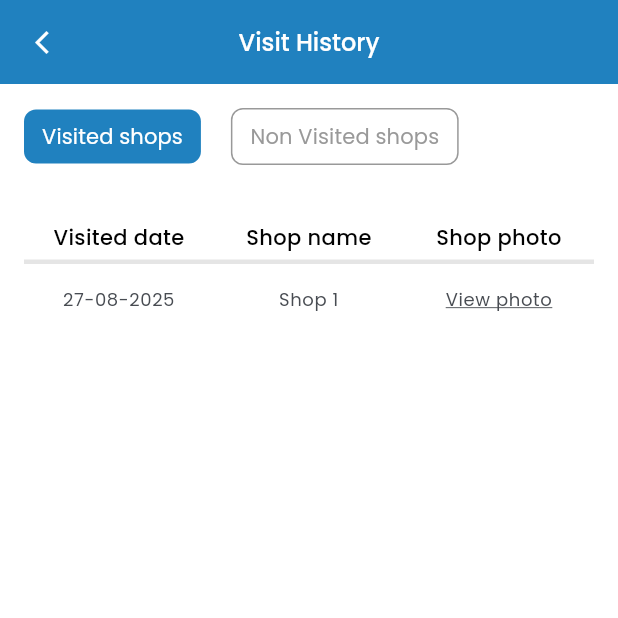
After one commit to smokinthunder/sales_manager, a Flutter app: the ViewExecutiveHistory screen opened by its route, on a phone screen of 412 x 824 dp, the top half of it. The commit adds this screen. Run offline on Flutter 3.47's test engine with Material 3 defaults, Android fonts, the phone set to English and light mode, and no system bars; our stand-ins replace another_flushbar, fl_chart, flutter_riverpod, go_router, google_fonts, riverpod_annotation; accounts and stored records are empty; generated files the repository leaves out were written again.

Commit message:
visist history screen done

```diff
--- a/frontend/lib/routing/go_routes.dart
+++ b/frontend/lib/routing/go_routes.dart
@@ -11,6 +11,7 @@ import 'package:sales_manager/ui/home/not_visiting.dart';
 import 'package:sales_manager/ui/home/shop_details.dart';
 import 'package:sales_manager/ui/home/top_customers.dart';
 import 'package:sales_manager/ui/home/add_shop/wait_for_approval.dart';
+import 'package:sales_manager/ui/home/view_history.dart';
 import 'package:sales_manager/ui/outstanding/outstanding.dart';
 import 'package:sales_manager/ui/profile/profile.dart';
 
@@ -69,5 +70,9 @@ abstract class ExecutiveRoutes {
       path: RoutePaths.addShopSuccess,
       builder: (context, state) => const SuccessScreen(),
     ),
+    GoRoute(
+      path: RoutePaths.viewExecutiveHistory,
+      builder: (c, s) => const ViewExecutiveHistory(),
+    ),
   ];
 }
--- a/frontend/lib/routing/route_paths.dart
+++ b/frontend/lib/routing/route_paths.dart
@@ -17,4 +17,5 @@ abstract class RoutePaths {
   static const executiveShopDetails = '/executive/shop_details';
   static const consolidatedOrExecutiveAnalytics = '/analytics/consolidated';
   static const shopAnalytics = '/analytics/shop';
+  static const viewExecutiveHistory = '/view_executive_history';
 }
--- a/frontend/lib/routing/router.dart
+++ b/frontend/lib/routing/router.dart
@@ -5,15 +5,15 @@ import 'package:sales_manager/routing/go_routes.dart';
 import 'package:sales_manager/routing/route_paths.dart';
 import 'package:sales_manager/ui/auth/login_screen.dart';
 import 'package:sales_manager/ui/auth/otp_screen.dart';
-import 'package:sales_manager/ui/common/widgets/scaffold.dart';
-import 'package:sales_manager/ui/common/screens/loading_screen.dart';
+import 'package:sales_manager/ui/widgets/scaffold.dart';
+import 'package:sales_manager/ui/loading_screen.dart';
 
 final routerProvider = Provider<GoRouter>((ref) {
   // final user = ref.watch(authStreamProvider).valueOrNull;
   final user = ref.watch(currentUserNotifierProvider);
 
   return GoRouter(
-    initialLocation: RoutePaths.login,
+    initialLocation: RoutePaths.loading,
     routes: [
       loadinRoute,
       loginRoute,
@@ -39,6 +39,10 @@ final routerProvider = Provider<GoRouter>((ref) {
       // 1. User not logged in → force login unless already at login/otp
       if (user == null) {
         return isLoggingIn ? null : RoutePaths.login;
+      }
+
+      if (state.matchedLocation == RoutePaths.loading) {
+        return RoutePaths.home;
       }
 
       if (isLoggingIn) {
--- a/frontend/lib/ui/analytics/cosol_exec_analytics.dart
+++ b/frontend/lib/ui/analytics/cosol_exec_analytics.dart
@@ -6,7 +6,7 @@ import 'package:sales_manager/domain/models/user/user.dart';
 import 'package:sales_manager/ui/analytics/widgets/best_selling_product.dart';
 import 'package:sales_manager/ui/analytics/widgets/sales_report.dart';
 import 'package:sales_manager/ui/analytics/widgets/switch_row.dart';
-import 'package:sales_manager/ui/common/widgets/drop_down_menu.dart';
+import 'package:sales_manager/ui/widgets/drop_down_menu.dart';
 
 class ConsolidatedAnalyticsScreen extends ConsumerStatefulWidget {
   const ConsolidatedAnalyticsScreen({super.key});
--- a/frontend/lib/ui/analytics/individual_analytics.dart
+++ b/frontend/lib/ui/analytics/individual_analytics.dart
@@ -2,7 +2,7 @@ import 'package:fl_chart/fl_chart.dart';
 import 'package:flutter/cupertino.dart';
 import 'package:flutter/material.dart';
 import 'package:go_router/go_router.dart';
-import 'package:sales_manager/ui/common/widgets/drop_down_menu.dart';
+import 'package:sales_manager/ui/widgets/drop_down_menu.dart';
 import 'package:sales_manager/ui/core/theme.dart';
 import 'package:sales_manager/ui/analytics/widgets/best_selling_product.dart';
 import 'package:sales_manager/ui/analytics/widgets/sales_report.dart';
--- a/frontend/lib/ui/home/home_screens/area_manager_home.dart
+++ b/frontend/lib/ui/home/home_screens/area_manager_home.dart
@@ -4,7 +4,7 @@ import 'package:go_router/go_router.dart';
 import 'package:intl/intl.dart';
 import 'package:sales_manager/config/providers/login_message_provider.dart';
 import 'package:sales_manager/routing/route_paths.dart';
-import 'package:sales_manager/ui/common/widgets/drop_down_menu.dart';
+import 'package:sales_manager/ui/widgets/drop_down_menu.dart';
 import 'package:sales_manager/utils/show_snackbar.dart';
 
 class AreaManagerHome extends ConsumerStatefulWidget {
@@ -251,6 +251,7 @@ class TrackingData extends StatelessWidget {
               tapTargetSize: MaterialTapTargetSize.shrinkWrap,
             ),
             onPressed: () {
+              context.push(RoutePaths.viewExecutiveHistory);
               //TODO
             },
             child: Text(
--- /dev/null
+++ b/frontend/lib/ui/home/view_history.dart
@@ -0,0 +1,200 @@
+import 'package:flutter/material.dart';
+import 'package:go_router/go_router.dart';
+import 'package:intl/intl.dart';
+
+class ViewExecutiveHistory extends StatefulWidget {
+  const ViewExecutiveHistory({super.key});
+
+  @override
+  State<ViewExecutiveHistory> createState() => _ViewExecutiveHistoryState();
+}
+
+class _ViewExecutiveHistoryState extends State<ViewExecutiveHistory> {
+  SelectedView selectedView = SelectedView.visited;
+  @override
+  Widget build(BuildContext context) {
+    final TextTheme textTheme = Theme.of(context).textTheme;
+    final ColorScheme colorScheme = Theme.of(context).colorScheme;
+    return Scaffold(
+      appBar: AppBar(
+        title: Text("Visit History"),
+        leading: IconButton(
+          icon: const Icon(Icons.arrow_back_ios_new),
+          onPressed: () {
+            context.pop();
+          },
+        ),
+        centerTitle: true,
+      ),
+      body: SafeArea(
+        child: SingleChildScrollView(
+          padding: const EdgeInsets.all(16),
+          child: Column(
+            children: [
+              Row(
+                spacing: 20,
+                children: [
+                  _invertingButton(
+                    colorScheme,
+                    textTheme,
+                    selectedView == SelectedView.visited,
+                    "Visited shops",
+                    () {
+                      setState(() {
+                        selectedView = SelectedView.visited;
+                      });
+                    },
+                  ),
+                  _invertingButton(
+                    colorScheme,
+                    textTheme,
+                    selectedView == SelectedView.nonVisited,
+                    "Non Visited shops",
+                    () {
+                      setState(() {
+                        selectedView = SelectedView.nonVisited;
+                      });
+                    },
+                  ),
+                ],
+              ),
+              SizedBox(height: 30),
+              Table(
+                children: [
+                  TableRow(
+                    decoration: BoxDecoration(
+                      border: Border(
+                        bottom: BorderSide(
+                          color: colorScheme.tertiary.withAlpha(64),
+                          width: 3,
+                        ),
+                      ),
+                    ),
+                    children: [
+                      _buildTitle(
+                        textTheme,
+                        colorScheme,
+                        (selectedView == SelectedView.nonVisited)
+                            ? "Assigned date"
+                            : "Visited date",
+                      ),
+                      _buildTitle(textTheme, colorScheme, "Shop name"),
+                      _buildTitle(textTheme, colorScheme, "Shop photo"),
+                    ],
+                  ),
+                  _buildDataRow(
+                    textTheme,
+                    colorScheme,
+                    DateTime.now(),
+                    "Shop 1",
+                    "https://picsum.photos/200",
+                  ),
+                ],
+              ),
+            ],
+          ),
+        ),
+      ),
+    );
+  }
+
+  TableRow _buildDataRow(
+    TextTheme textTheme,
+    ColorScheme colorScheme,
+    DateTime date,
+    String shopName,
+    String photoUrl,
+  ) {
+    return TableRow(
+      children: [
+        Padding(
+          padding: const EdgeInsets.all(16.0),
+          child: Text(
+            DateFormat('dd-MM-yyyy').format(date),
+            style: textTheme.bodySmall,
+            textAlign: TextAlign.center,
+          ),
+        ),
+        Padding(
+          padding: const EdgeInsets.all(16.0),
+
+          child: Text(
+            shopName,
+            style: textTheme.bodySmall,
+            textAlign: TextAlign.center,
+          ),
+        ),
+        Padding(
+          padding: const EdgeInsets.all(16.0),
+          child: TextButton(
+            style: TextButton.styleFrom(
+              padding: EdgeInsets.zero,
+              minimumSize: Size(0, 0),
+              tapTargetSize: MaterialTapTargetSize.shrinkWrap,
+            ),
+            onPressed: selectedView == SelectedView.visited
+                ? () {
+                    //TODO: handle url
+                  }
+                : null,
+            child: Text(
+              "View photo",
+              style: textTheme.bodySmall?.copyWith(
+                decoration: TextDecoration.underline,
+                color: selectedView == SelectedView.visited
+                    ? colorScheme.onSurface
+                    : colorScheme.tertiary,
+              ),
+              textAlign: TextAlign.center,
+            ),
+          ),
+        ),
+      ],
+    );
+  }
+
+  Padding _buildTitle(
+    TextTheme textTheme,
+    ColorScheme colorScheme,
+    String title,
+  ) {
+    return Padding(
+      padding: const EdgeInsets.all(8.0),
+      child: Text(
+        title,
+        style: textTheme.bodyMedium?.copyWith(color: colorScheme.onSecondary),
+        textAlign: TextAlign.center,
+      ),
+    );
+  }
+
+  InkWell _invertingButton(
+    ColorScheme colorScheme,
+    TextTheme textTheme,
+    bool selected,
+    String title,
+    void Function()? onTap,
+  ) {
+    return InkWell(
+      onTap: onTap,
+      child: Container(
+        decoration: BoxDecoration(
+          color: selected ? colorScheme.primary : colorScheme.onPrimary,
+          borderRadius: BorderRadius.circular(8),
+          border: selected ? null : Border.all(color: colorScheme.tertiary),
+        ),
+        child: Padding(
+          padding: const EdgeInsets.symmetric(vertical: 8.0, horizontal: 12),
+          child: Text(
+            title,
+            style: textTheme.labelLarge?.copyWith(
+              color: selected ? colorScheme.onPrimary : colorScheme.tertiary,
+            ),
+          ),
+        ),
+      ),
+    );
+  }
+}
+
+enum SelectedView { visited, nonVisited }
--- a/frontend/lib/ui/outstanding/outstanding.dart
+++ b/frontend/lib/ui/outstanding/outstanding.dart
@@ -2,7 +2,7 @@ import 'package:flutter/material.dart';
 import 'package:flutter_riverpod/flutter_riverpod.dart';
 import 'package:sales_manager/config/providers/current_user_notifier.dart';
 import 'package:sales_manager/domain/models/user/user.dart';
-import 'package:sales_manager/ui/common/widgets/drop_down_menu.dart';
+import 'package:sales_manager/ui/widgets/drop_down_menu.dart';
 
 class ExecutiveOutStanding extends ConsumerStatefulWidget {
   const ExecutiveOutStanding({super.key});
--- a/frontend/lib/ui/common/widgets/scaffold.dart
+++ b/frontend/lib/ui/widgets/scaffold.dart
@@ -1,7 +1,7 @@
 import 'package:flutter/material.dart';
 import 'package:go_router/go_router.dart';
 import 'package:sales_manager/routing/route_paths.dart';
-import 'package:sales_manager/ui/common/widgets/app_bar.dart';
+import 'package:sales_manager/ui/widgets/app_bar.dart';
 
 class ExecutiveScaffold extends StatelessWidget {
   final Widget child;
```
Also changed, not shown: frontend/lib/ui/loading_screen.dart (renamed from frontend/lib/ui/common/screens/loading_screen.dart), frontend/lib/ui/widgets/app_bar.dart (renamed from frontend/lib/ui/common/widgets/app_bar.dart), frontend/lib/ui/widgets/drop_down_menu.dart (renamed from frontend/lib/ui/common/widgets/drop_down_menu.dart).
